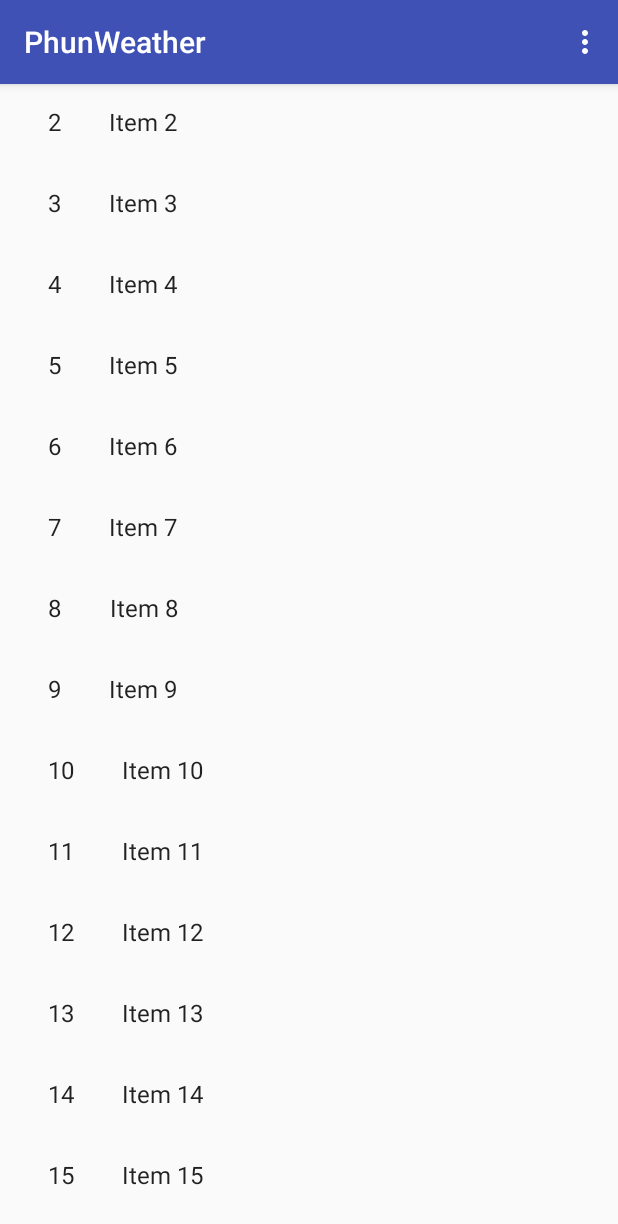
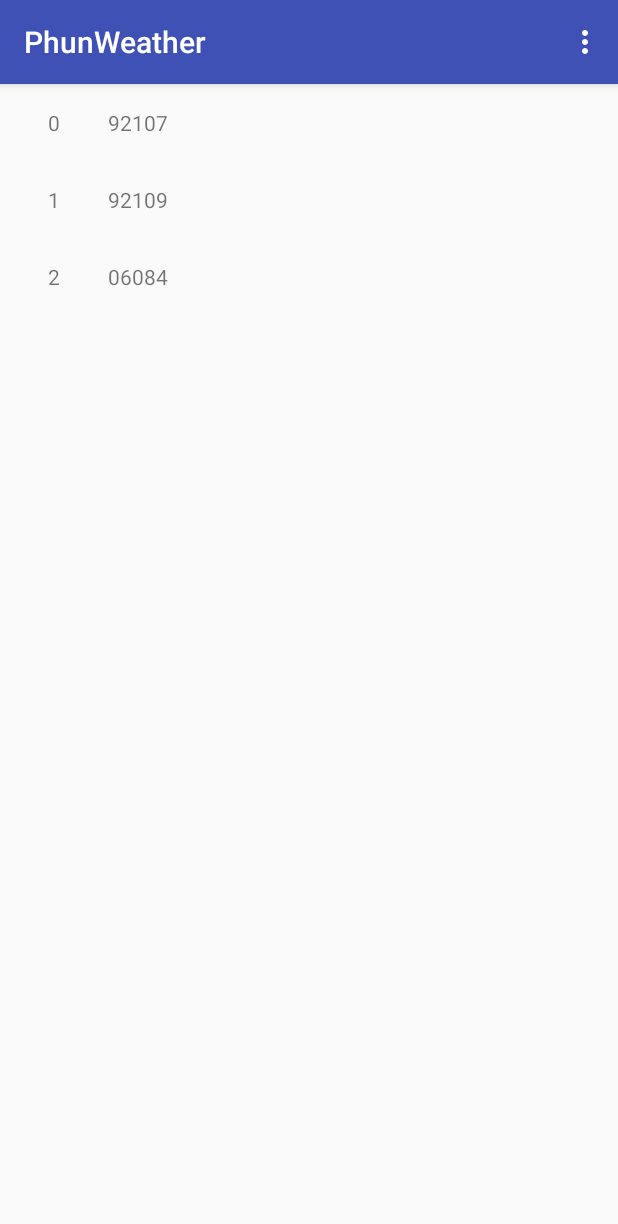
Before and after one commit to mthor1234/PhunWeather, an Android app: the screen it shows after launch (Activity_Main), on a phone screen of 412 x 824 dp. Shown: the top 1224 px of the screen. Run offline under Robolectric (Android 15) with nearby library versions, the phone set to English and light mode, and no system bars.

Commit message:
Updated Compile API to 27 Added the following to the App.Gradle file to combat a Dex error I kept receiving: Error:Execution failed for task ':app:transformClassesWithMultidexlistForDebug'. > java.io.IOException: Can't write [/Users/mitchthornton/Android Studio Projects/PhunWeather/app/build/intermediates/multi-dex/debug/componentClasses.jar] (Can't read [/Users/mitchthornton/.gradle/caches/transforms-1/files-1.1/support-core-ui-27.1.1.aar/b7e1fdb1466f8c00460a384bb29f0819/jars/classes.jar(;;;;;;**.class)] (Duplicate zip entry [classes.jar:android/support/design/widget/CoordinatorLayout.class])) implementation 'com.android.support:appcompat-v7:27.1.0' implementation 'com.android.support:support-v4:27.1.0' implementation 'com.android.support:recyclerview-v7:27.1.0' implementation 'com.android.support:design:27.1.0' implementation 'com.android.support:cardview-v7:27.1.0' implementation 'com.android.support:recyclerview-v7:27.1.0'
Changed activity_main from a CoordinatorLayout to a LinearLayout
Also moved the Fragment 'Container' in activity_main to content_main because the Toolbar was covering up part of the fragment. Now the @Include in activity_main functions properly

```diff
--- a/app/src/main/AndroidManifest.xml
+++ b/app/src/main/AndroidManifest.xml
@@ -1,6 +1,10 @@
 <?xml version="1.0" encoding="utf-8"?>
 <manifest xmlns:android="http://schemas.android.com/apk/res/android"
     package="async.crash.com.phunweather">
+
+    <uses-permission android:name="android.permission.INTERNET" />
+    <uses-permission android:name="android.permission.ACCESS_NETWORK_STATE" />
+
 
     <application
         android:allowBackup="true"
@@ -9,6 +13,7 @@
         android:roundIcon="@mipmap/ic_launcher_round"
         android:supportsRtl="true"
         android:theme="@style/AppTheme">
+
         <activity
             android:name=".activities.Activity_Main"
             android:label="@string/app_name"
--- a/app/src/main/java/async/crash/com/phunweather/Adapters/Adapater_MyItemRecyclerView.java
+++ b/app/src/main/java/async/crash/com/phunweather/Adapters/Adapater_MyItemRecyclerView.java
@@ -10,7 +10,7 @@ import java.util.List;
 
 import async.crash.com.phunweather.Fragments.Fragment_Zipcode;
 import async.crash.com.phunweather.R;
-import async.crash.com.phunweather.dummy.DummyContent.DummyItem;
+import async.crash.com.phunweather.Models.DummyContent.DummyItem;
 
 /**
  * {@link RecyclerView.Adapter} that can display a {@link DummyItem} and makes a call to the
--- a/app/src/main/java/async/crash/com/phunweather/Fragments/Fragment_Zipcode.java
+++ b/app/src/main/java/async/crash/com/phunweather/Fragments/Fragment_Zipcode.java
@@ -12,8 +12,8 @@ import android.view.ViewGroup;
 
 import async.crash.com.phunweather.Adapters.Adapater_MyItemRecyclerView;
 import async.crash.com.phunweather.R;
-import async.crash.com.phunweather.dummy.DummyContent;
-import async.crash.com.phunweather.dummy.DummyContent.DummyItem;
+import async.crash.com.phunweather.Models.DummyContent;
+import async.crash.com.phunweather.Models.DummyContent.DummyItem;
 
 /**
  * A fragment representing a list of Items.
--- a/app/src/main/java/async/crash/com/phunweather/dummy/DummyContent.java
+++ b/app/src/main/java/async/crash/com/phunweather/Models/DummyContent.java
@@ -1,4 +1,4 @@
-package async.crash.com.phunweather.dummy;
+package async.crash.com.phunweather.Models;
 
 import java.util.ArrayList;
 import java.util.HashMap;
@@ -23,13 +23,18 @@ public class DummyContent {
      */
     public static final Map<String, DummyItem> ITEM_MAP = new HashMap<String, DummyItem>();
 
-    private static final int COUNT = 25;
+    private static final int COUNT = 3;
 
     static {
         // Add some sample items.
-        for (int i = 1; i <= COUNT; i++) {
-            addItem(createDummyItem(i));
-        }
+//        for (int i = 1; i <= COUNT; i++) {
+//            addItem(createDummyItem(i));
+//        }
+
+        // Dummy code to prepopulate the list with three entries
+        addItem(new DummyItem(String.valueOf(0), "92107", makeDetails(0)));
+        addItem(new DummyItem(String.valueOf(1), "92109", makeDetails(1)));
+        addItem(new DummyItem(String.valueOf(2), "06084", makeDetails(2)));
     }
 
     private static void addItem(DummyItem item) {
--- a/app/src/main/java/async/crash/com/phunweather/activities/Activity_Main.java
+++ b/app/src/main/java/async/crash/com/phunweather/activities/Activity_Main.java
@@ -11,7 +11,7 @@ import android.view.MenuItem;
 
 import async.crash.com.phunweather.Fragments.Fragment_Zipcode;
 import async.crash.com.phunweather.R;
-import async.crash.com.phunweather.dummy.DummyContent;
+import async.crash.com.phunweather.Models.DummyContent;
 
 public class Activity_Main extends AppCompatActivity
         implements Fragment_Zipcode.OnListFragmentInteractionListener{
--- a/app/src/main/res/layout/activity_main.xml
+++ b/app/src/main/res/layout/activity_main.xml
@@ -1,9 +1,10 @@
 <?xml version="1.0" encoding="utf-8"?>
-<android.support.design.widget.CoordinatorLayout xmlns:android="http://schemas.android.com/apk/res/android"
+<LinearLayout xmlns:android="http://schemas.android.com/apk/res/android"
 xmlns:app="http://schemas.android.com/apk/res-auto"
 xmlns:tools="http://schemas.android.com/tools"
 android:layout_width="match_parent"
 android:layout_height="match_parent"
+    android:orientation="vertical"
 tools:context="async.crash.com.phunweather.activities.Activity_Main">
 
 <android.support.design.widget.AppBarLayout
@@ -22,14 +23,13 @@
 
 <include layout="@layout/content_main" />
 
-    <FrameLayout
-        android:id="@+id/fragment_container"
-        android:layout_width="match_parent"
-        android:layout_height="match_parent">
-    </FrameLayout>
+    <!--<FrameLayout-->
+    <!--android:id="@+id/fragment_container"-->
+    <!--android:layout_width="match_parent"-->
+    <!--android:layout_height="match_parent">-->
+    <!--</FrameLayout>-->
 
-
-</android.support.design.widget.CoordinatorLayout>
+</LinearLayout>
 
     <!--<android.support.design.widget.FloatingActionButton-->
     <!--android:id="@+id/fab"-->
@@ -38,3 +38,36 @@
     <!--android:layout_gravity="bottom|end"-->
     <!--android:layout_margin="@dimen/fab_margin"-->
     <!--app:srcCompat="@android:drawable/ic_dialog_email" />-->
+
+    <!--<?xml version="1.0" encoding="utf-8"?>-->
+    <!--<android.support.design.widget.CoordinatorLayout xmlns:android="http://schemas.android.com/apk/res/android"-->
+    <!--xmlns:app="http://schemas.android.com/apk/res-auto"-->
+    <!--xmlns:tools="http://schemas.android.com/tools"-->
+    <!--android:layout_width="match_parent"-->
+    <!--android:layout_height="match_parent"-->
+    <!--tools:context="async.crash.com.phunweather.activities.Activity_Main">-->
+
+    <!--<android.support.design.widget.AppBarLayout-->
+    <!--android:layout_width="match_parent"-->
+    <!--android:layout_height="wrap_content"-->
+    <!--android:theme="@style/AppTheme.AppBarOverlay">-->
+
+    <!--<android.support.v7.widget.Toolbar-->
+    <!--android:id="@+id/toolbar"-->
+    <!--android:layout_width="match_parent"-->
+    <!--android:layout_height="?attr/actionBarSize"-->
+    <!--android:background="?attr/colorPrimary"-->
+    <!--app:popupTheme="@style/AppTheme.PopupOverlay" />-->
+
+    <!--</android.support.design.widget.AppBarLayout>-->
+
+    <!--<include layout="@layout/content_main" />-->
+
+    <!--<FrameLayout-->
+    <!--android:id="@+id/fragment_container"-->
+    <!--android:layout_width="match_parent"-->
+    <!--android:layout_height="match_parent">-->
+    <!--</FrameLayout>-->
+
+
+    <!--</android.support.design.widget.CoordinatorLayout>-->
--- a/app/src/main/res/layout/content_main.xml
+++ b/app/src/main/res/layout/content_main.xml
@@ -8,6 +8,10 @@
     tools:context="async.crash.com.phunweather.activities.Activity_Main"
     tools:showIn="@layout/activity_main">
 
-
+    <FrameLayout
+        android:id="@+id/fragment_container"
+        android:layout_width="match_parent"
+        android:layout_height="match_parent">
+    </FrameLayout>
 
 </android.support.constraint.ConstraintLayout>
--- a/app/src/main/res/layout/fragment_item.xml
+++ b/app/src/main/res/layout/fragment_item.xml
@@ -9,12 +9,14 @@
         android:layout_width="wrap_content"
         android:layout_height="wrap_content"
         android:layout_margin="@dimen/text_margin"
-        android:textAppearance="?attr/textAppearanceListItem" />
+        android:text="test1" />
 
     <TextView
         android:id="@+id/content"
         android:layout_width="wrap_content"
         android:layout_height="wrap_content"
         android:layout_margin="@dimen/text_margin"
-        android:textAppearance="?attr/textAppearanceListItem" />
+        android:text="test2" />
 </LinearLayout>
+
+    <!--android:textAppearance="?attr/textAppearanceListItem"-->
--- a/build.gradle
+++ b/build.gradle
@@ -8,7 +8,6 @@ buildscript {
     }
     dependencies {
         classpath 'com.android.tools.build:gradle:3.0.1'
-
 
         // NOTE: Do not place your application dependencies here; they belong
         // in the individual module build.gradle files
```
Also changed, not shown: app/build.gradle (+20 -9 lines). Lines whose indentation alone changed are shown as unchanged.
